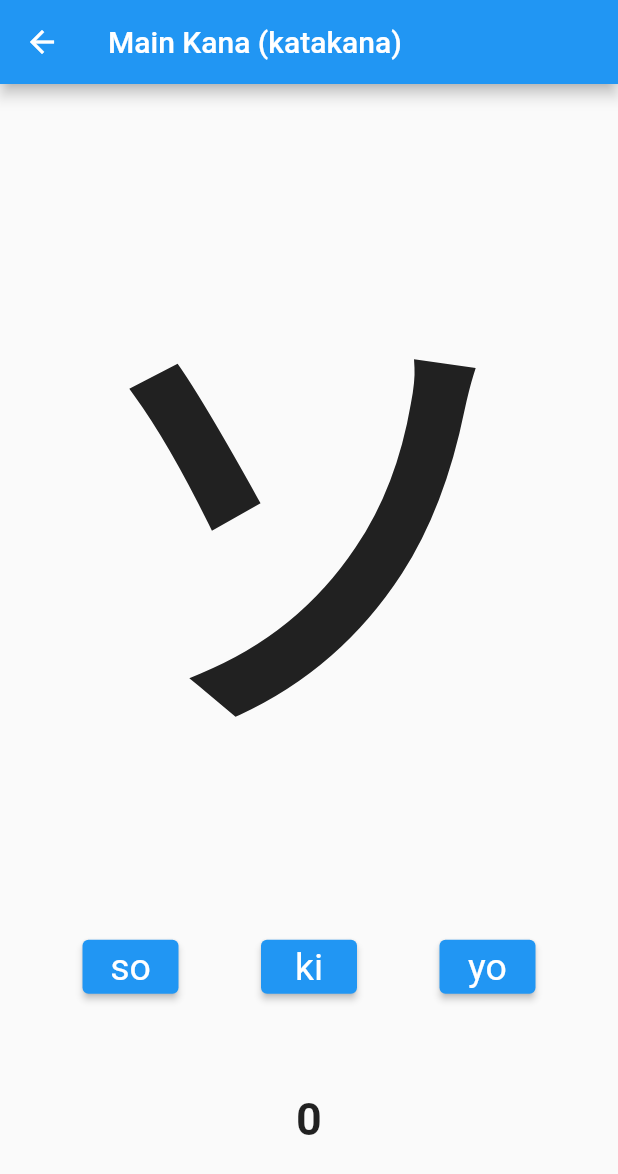
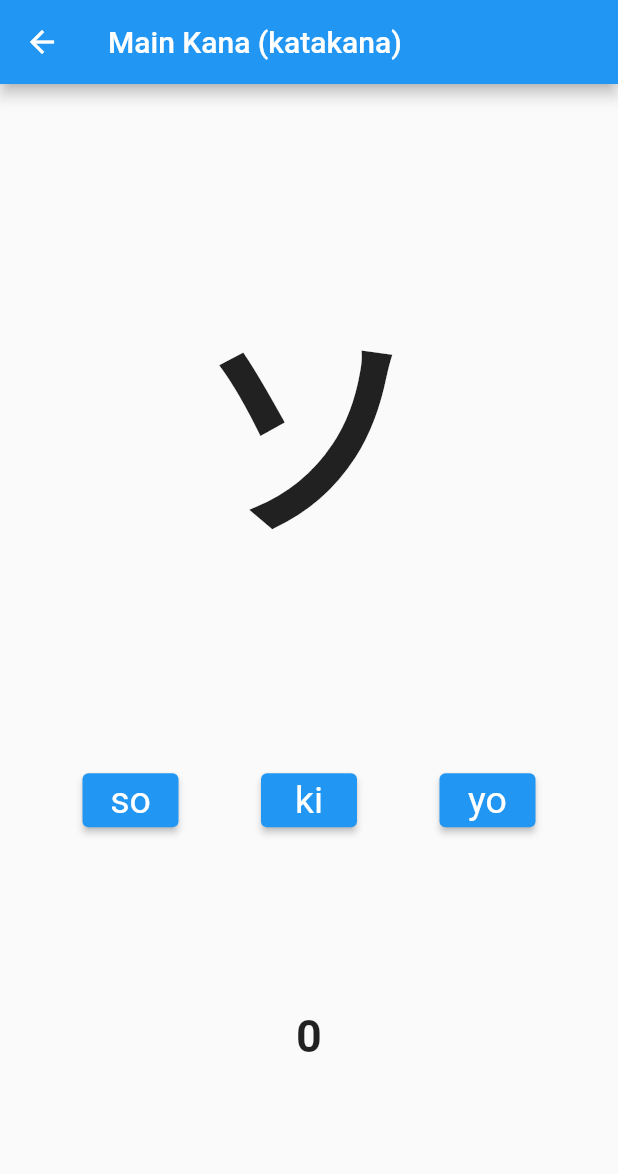
Before and after one commit to revhea2/quiz, a Flutter app: the screen it shows after launch, after a tap on an icon or button, on a phone screen of 412 x 824 dp. Shown: the top 1174 px of the screen. Run offline on Flutter 3.47's test engine with Material 2 defaults, Android fonts, the light colour scheme and no system bars.

Commit message:
add prev correct answers

```diff
--- a/lib/quiz/quiz_screens/quiz.dart
+++ b/lib/quiz/quiz_screens/quiz.dart
@@ -65,6 +65,7 @@ class _QuizState extends State<Quiz> {
       if(answer == mainKana[currentQuestion]){
         score.add(1);
         compute();
+        pastQuestions.add(currentQuestion);
       }
     });
 
@@ -91,7 +92,7 @@ class _QuizState extends State<Quiz> {
           mainAxisAlignment: MainAxisAlignment.spaceEvenly,
           crossAxisAlignment: CrossAxisAlignment.center,
           children: [
-            Text(currentQuestion, style: TextStyle(fontSize: 300, fontWeight: FontWeight.bold)),
+            Text(currentQuestion, style: TextStyle(fontSize: 150, fontWeight: FontWeight.bold)),
             Row(
               mainAxisAlignment: MainAxisAlignment.spaceEvenly ,
               children: [
```
